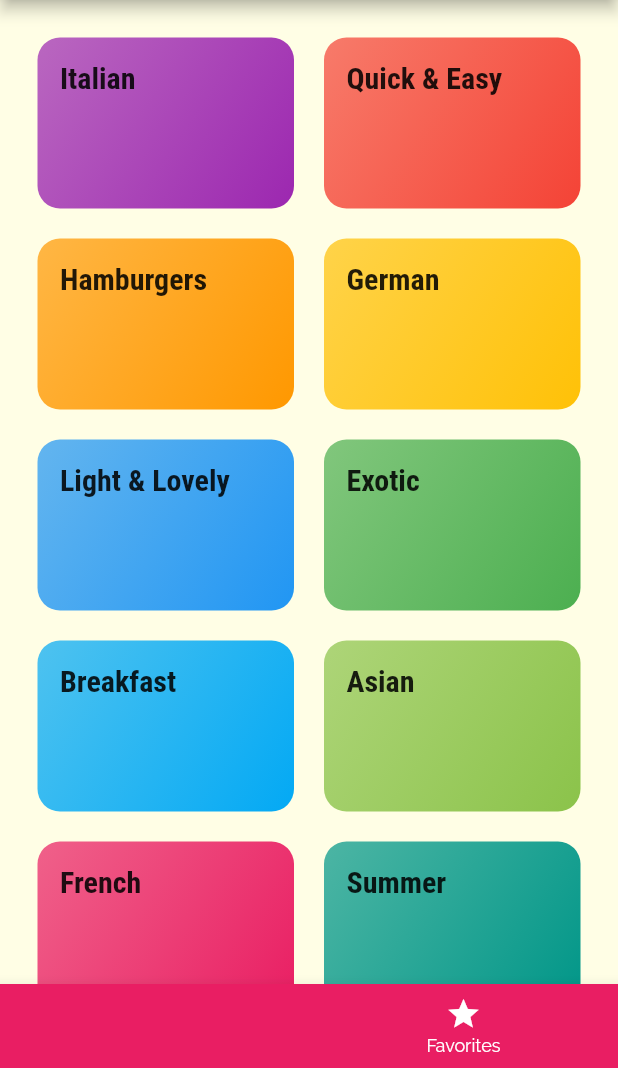
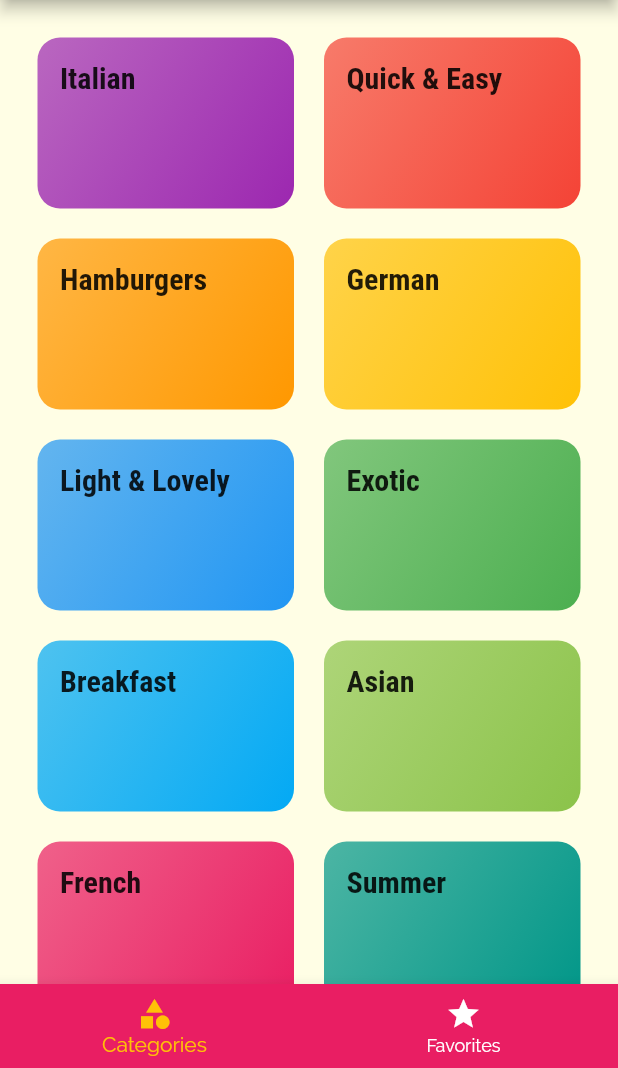
Before and after one commit to LorenzoCM/flutter-shop, a Flutter app: the screen it shows after launch, on a phone screen of 412 x 824 dp, the part 168-1236 px from its top. Run offline on Flutter 3.47's test engine with Material 2 defaults, Android fonts, the phone set to English and light mode, and no system bars.

Commit message:
add color to tab option selected

```diff
--- a/lib/screens/tabs_screen.dart
+++ b/lib/screens/tabs_screen.dart
@@ -29,6 +29,7 @@ class _TabsScreenState extends State<TabsScreen> {
         onTap: _selectPage,
         backgroundColor: Theme.of(context).colorScheme.primary,
         unselectedItemColor: Colors.white,
+        selectedItemColor: Theme.of(context).colorScheme.secondary,
         items: [
           BottomNavigationBarItem(
             icon: Icon(Icons.category),
```
